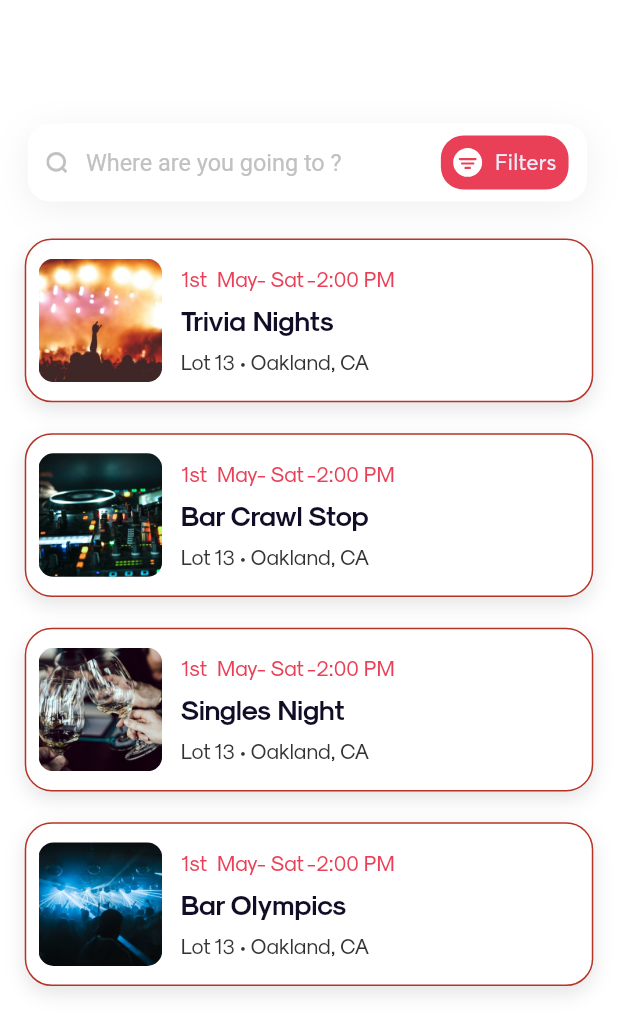
After one commit to aliatherpeprix/Sauftrag-Social, a Flutter app: the Search screen opened directly, on a phone screen of 412 x 824 dp. The commit adds this screen. Shown: the top 1033 px of the screen. Run offline on Flutter 3.47's test engine with Material 2 defaults, Android fonts, the phone set to English and light mode, and no system bars; our stand-ins replace curved_navigation_bar, date_picker_timeline, dotted_border, flutter_svg, get_it, google_maps_flutter and 9 more; missing offline and left inert: dart:ffi, shrink_sidemenu; accounts and stored records are empty.

Commit message:
Friday 11/19/2021

```diff
--- a/lib/main.dart
+++ b/lib/main.dart
@@ -2,12 +2,15 @@ import 'package:flutter/material.dart';
 import 'package:sauftrag/utils/screen_utils.dart';
 import 'package:sauftrag/utils/size_config.dart';
 import 'package:sauftrag/viewModels/navigation_view_model.dart';
+import 'package:sauftrag/views/Auth/login.dart';
 
 import 'package:sauftrag/views/Auth/media.dart';
+import 'package:sauftrag/views/Auth/signup.dart';
 import 'package:sauftrag/views/Home/main_view.dart';
 import 'package:sauftrag/views/Home/match.dart';
 import 'package:sauftrag/views/Home/profile.dart';
 import 'package:sauftrag/views/Home/swipe.dart';
+import 'package:sauftrag/views/MapSearch/search.dart';
 
 import 'app/locator.dart';
 
@@ -45,7 +48,7 @@ class _MyAppState extends State<MyApp> {
             SizeConfig().init(constraints, orientation);
             //var prefService = locator<PrefrencesViewModel>();
             //return MainView(index: 2);
-            return Media();
+            return Login();
           },
         );
       },
--- a/lib/utils/color_utils.dart
+++ b/lib/utils/color_utils.dart
@@ -11,6 +11,9 @@ class ColorUtils{
   static Color icon_color = Color (0xFFC1C1C1);
   static Color yellow_color = Color (0xFFF7E36D);
   static Color red_color = Color (0xFFB63327);
+  static Color blackText = Color (0xFF120D26);
+  static Color shadowColor = Color (0xFF606470);
+  static Color filterText = Color (0xFFECEBFC);
 
   static Color startGradient = Color(0xFF00DCDC);
   static Color endGradient = Color(0xFF00ADEE);
--- a/lib/utils/font_utils.dart
+++ b/lib/utils/font_utils.dart
@@ -3,4 +3,5 @@ class FontUtils{
   static String modernistBold = "modernistBold";
   static String modernistMono = "modernistMono";
   static String modernistRegular = "modernistRegular";
+  static String avertaDemo = "avertaDemoRegular";
 }
--- a/lib/utils/image_utils.dart
+++ b/lib/utils/image_utils.dart
@@ -44,6 +44,12 @@ class ImageUtils {
   static String matchBgPng = "assets/match_bg.png";
   static String boy = "assets/boy.png";
   static String girl = "assets/girl.png";
+  static String searchIcon = "assets/searchIcon.svg";
+  static String place1 = "assets/place1.png";
+  static String place2 = "assets/place2.png";
+  static String place3 = "assets/place3.png";
+  static String place4 = "assets/place4.png";
+  static String filterIcon = "assets/filterIcon.svg";
   // static String girl1 = "assets/girl_1.png";
   // static String girl2 = "assets/girl_2.png";
   // static String girl3 = "assets/girl_3.png";
--- a/lib/viewModels/main_view_model.dart
+++ b/lib/viewModels/main_view_model.dart
@@ -1,4 +1,7 @@
+import 'dart:async';
+
 import 'package:flutter/material.dart';
+import 'package:google_maps_flutter/google_maps_flutter.dart';
 import 'package:sauftrag/utils/image_utils.dart';
 import 'package:shared_preferences/shared_preferences.dart';
 import 'package:shrink_sidemenu/shrink_sidemenu.dart';
@@ -9,8 +12,10 @@ import '../main.dart';
 class MainViewModel extends BaseViewModel{
 
   final GlobalKey<SideMenuState> sideMenuKey = GlobalKey<SideMenuState>();
+  Completer<GoogleMapController> controller = Completer();
   var navigationService = navigationViewModel;
   late SharedPreferences prefs;
+  List<Marker> markers = <Marker>[];
 
   int drinkMotivationValue = 1;
   String drinkMotivationValueStr = "Drink light";
@@ -25,6 +30,23 @@ class MainViewModel extends BaseViewModel{
   List<int> drinkIndexList = [];
 
   List<String> interestList = ["White Wine", "Hard Seltzer", "Whiskey", "Club 1", "Club 2", "Goldstrand"];
+
+  addMarkers(){
+    markers.add(
+        Marker(
+            markerId: MarkerId('SomeId'),
+            position: LatLng(24.8169,67.1118),
+            infoWindow: InfoWindow(
+                title: 'The title of the marker'
+            )
+        )
+    );
+  }
+
+  CameraPosition kGooglePlex = CameraPosition(
+    target: LatLng(24.8169, 67.1118),
+    zoom: 14.4746,
+  );
 
   void addRemoveDrink(int index){
 
--- a/lib/viewModels/navigation_view_model.dart
+++ b/lib/viewModels/navigation_view_model.dart
@@ -9,6 +9,7 @@ import 'package:sauftrag/views/Auth/terms.dart';
 import 'package:sauftrag/views/Home/main_view.dart';
 import 'package:sauftrag/views/Home/match.dart';
 import 'package:sauftrag/views/Home/profile.dart';
+import 'package:sauftrag/views/MapSearch/map_screen.dart';
 import 'package:stacked/stacked.dart';
 
 class NavigationViewModel extends BaseViewModel{
@@ -37,6 +38,10 @@ class NavigationViewModel extends BaseViewModel{
 
   void navigateToHomeScreen(int index){
     navigationKey.currentState!.pushAndRemoveUntil(PageTransition(child: MainView(index: index), type: PageTransitionType.rightToLeftWithFade),(Route<dynamic> route) => false);
+  }
+
+  void navigateToMapScreen(int index){
+    navigationKey.currentState!.pushAndRemoveUntil(PageTransition(child: MainView(index: 3), type: PageTransitionType.rightToLeftWithFade),(Route<dynamic> route) => false);
   }
 
   void navigateToProfileScreen(List<String> images){
--- /dev/null
+++ b/lib/views/MapSearch/search.dart
@@ -0,0 +1,249 @@
+import 'package:flutter/material.dart';
+import 'package:flutter_svg/flutter_svg.dart';
+import 'package:sauftrag/app/locator.dart';
+import 'package:sauftrag/utils/color_utils.dart';
+import 'package:sauftrag/utils/dimensions.dart';
+import 'package:sauftrag/utils/extensions.dart';
+import 'package:sauftrag/utils/font_utils.dart';
+import 'package:sauftrag/utils/image_utils.dart';
+import 'package:sauftrag/utils/size_config.dart';
+import 'package:sauftrag/viewModels/main_view_model.dart';
+import 'package:stacked/stacked.dart';
+
+class Search extends StatefulWidget {
+  const Search({Key? key}) : super(key: key);
+
+  @override
+  _SearchState createState() => _SearchState();
+}
+
+class _SearchState extends State<Search> {
+
+  List places = [
+    {
+      'image': ImageUtils.place1,
+      'eventName': 'Trivia Nights',
+      'date': '1st  May- Sat -2:00 PM',
+      'location': 'Lot 13 • Oakland, CA',
+    },
+    {
+      'image': ImageUtils.place2,
+      'eventName': 'Bar Crawl Stop',
+      'date': '1st  May- Sat -2:00 PM',
+      'location': 'Lot 13 • Oakland, CA',
+    },
+    {
+      'image': ImageUtils.place3,
+      'eventName': 'Singles Night',
+      'date': '1st  May- Sat -2:00 PM',
+      'location': 'Lot 13 • Oakland, CA',
+    },
+    {
+      'image': ImageUtils.place4,
+      'eventName': 'Bar Olympics',
+      'date': '1st  May- Sat -2:00 PM',
+      'location': 'Lot 13 • Oakland, CA',
+    },
+  ];
+
+  @override
+  Widget build(BuildContext context) {
+    return ViewModelBuilder<MainViewModel>.reactive(
+      viewModelBuilder: () => locator<MainViewModel>(),
+      disposeViewModel: false,
+        builder: (context, model, child) {
+          return SafeArea(
+            top: false,
+            bottom: false,
+            child: Scaffold(
+              backgroundColor: Colors.white,
+              body: Container(
+                child: Column(
+                  children: [
+                    SizedBox(height: Dimensions.topMargin),
+                    Container(
+                      //width: 200.0,
+                      margin: EdgeInsets.only(
+                          left: SizeConfig.widthMultiplier * 4.5,
+                          right: SizeConfig.widthMultiplier * 5,
+                          top: SizeConfig.heightMultiplier * 3),
+                      decoration: BoxDecoration(
+                        boxShadow: [
+                          BoxShadow(
+                            color: ColorUtils.shadowColor.withOpacity(0.1),
+                            spreadRadius: 0,
+                            blurRadius: 20,
+                            offset: Offset(0, 5), // changes position of shadow
+                          ),
+                        ],
+                        color: ColorUtils.white,
+                        borderRadius: BorderRadius.all(
+                          Radius.circular(15.0),
+                        ),
+                      ),
+                      child: Container(
+                        //color: Colors.amber,
+                        margin:
+                        EdgeInsets.symmetric(horizontal: SizeConfig.widthMultiplier * 3,),
+                        child: Row(
+                          children: [
+                            Container(
+                              child: SvgPicture.asset(ImageUtils.searchIcon),
+                            ),
+                            Expanded(
+                              child: Container(
+                                margin: EdgeInsets.only(
+                                    left: SizeConfig.widthMultiplier * 3,
+                                    right: SizeConfig.widthMultiplier * 3),
+                                child: TextField(
+                                  onTap: () {},
+                                  enabled: true,
+                                  //readOnly: true,
+                                  //focusNode: model.searchFocus,
+                                  //controller: model.searchController,
+                                  decoration: InputDecoration(
+                                    hintText: "Where are you going to ?",
+                                    hintStyle: TextStyle(
+                                      //fontFamily: FontUtils.proximaNovaRegular,
+                                      color: ColorUtils.icon_color,
+                                      fontSize: SizeConfig.textMultiplier * 1.9,
+                                    ),
+                                    border: InputBorder.none,
+                                    isDense: true,
+                                    contentPadding: EdgeInsets.symmetric(
+                                        vertical: SizeConfig.heightMultiplier * 2),
+                                  ),
+                                ),
+                              ),
+                            ),
+                            Container(
+                              decoration: BoxDecoration(
+                                color: ColorUtils.text_red,
+                                borderRadius: BorderRadius.all(Radius.circular(15)),
+                              ),
+                              child: Row(
+                                children: [
+                                  Container(
+                                    decoration: BoxDecoration(
+                                        shape: BoxShape.circle
+                                    ),
+                                    child: Padding(
+                                      padding: const EdgeInsets.all(8.0),
+                                      child: SvgPicture.asset(ImageUtils.filterIcon),
+                                    ),
+                                  ),
+                                  Text("Filters",
+                                    style: TextStyle(
+                                        fontFamily: FontUtils.avertaDemo,
+                                        fontSize: 1.8.t,
+                                        color: ColorUtils.filterText
+                                    ),
+                                  ),
+                                  SizedBox(width: 2.w,),
+                                ],
+                              ),
+                            ),
+                            // Text(searchHere,
+                            //   style: TextStyle(
+                            //     fontFamily: FontUtils.gibsonRegular,
+                            //     fontWeight: FontWeight.w400,
+                            //     fontSize: SizeConfig.textMultiplier * 1.8,
+                            //     color: ColorUtils.searchFieldText,
+                            //   ),
+                            // ),
+                          ],
+                        ),
+                      ),
+                    ),
+                    SizedBox(height: SizeConfig.heightMultiplier * 3,),
+                    Expanded(
+                      child: ListView.separated(
+                        scrollDirection: Axis.vertical,
+                        physics: const AlwaysScrollableScrollPhysics(),
+                        shrinkWrap: true,
+                        itemBuilder: (context, index) {
+                          return Padding(
+                            padding: EdgeInsets.symmetric(horizontal:SizeConfig.widthMultiplier * 4,),
+                            child: Container(
+                              decoration: BoxDecoration(
+                                boxShadow: [
+                                  BoxShadow(
+                                    color: ColorUtils.black.withOpacity(0.1),
+                                    spreadRadius: 0,
+                                    blurRadius: 10,
+                                    offset: Offset(0, 5), // changes position of shadow
+                                  ),
+                                ],
+                                color: Colors.white,
+                                borderRadius: BorderRadius.all(Radius.circular(18)),
+                                border: Border.all(color: ColorUtils.red_color),
+                              ),
+                              child: Column(
+                                mainAxisSize: MainAxisSize.min,
+                                crossAxisAlignment: CrossAxisAlignment.start,
+                                children: [
+                                  Padding(
+                                    padding: EdgeInsets.symmetric(horizontal: 2.w,vertical: 1.5.h),
+                                    child: Row(
+                                      children: [
+                                        ClipRRect(
+                                          borderRadius: BorderRadius.circular(10),
+                                          child: Image.asset(places[index]["image"],
+                                            width: 20.i,
+                                            height: 20.i,
+                                            fit: BoxFit.cover,
+                                          ),
+                                        ),
+                                        SizedBox(width: 3.w,),
+                                        Column(
+                                          crossAxisAlignment: CrossAxisAlignment.start,
+                                          children: [
+                                            Text(places[index]["date"],
+                                              style: TextStyle(
+                                                  fontFamily: FontUtils.modernistRegular,
+                                                  fontSize: 1.7.t,
+                                                  color: ColorUtils.text_red
+                                              ),
+                                            ),
+                                            SizedBox(height: 1.h,),
+                                            Text(places[index]["eventName"],
+                                              style: TextStyle(
+                                                  fontFamily: FontUtils.modernistBold,
+                                                  fontSize: 2.2.t,
+                                                  color: ColorUtils.blackText
+                                              ),
+                                            ),
+                                            SizedBox(height: 1.h,),
+                                            Text(places[index]["location"],
+                                              style: TextStyle(
+                                                  fontFamily: FontUtils.modernistRegular,
+                                                  fontSize: 1.7.t,
+                                                  color: ColorUtils.text_dark
+                                              ),
+                                            ),
+                                          ],
+                                        ),
+                                      ],
+                                    ),
+                                  ),
+                                ],
+                              ),
+                            ),
+                          );
+                        },
+                        separatorBuilder: (context, index) {
+                          return SizedBox(height:  SizeConfig.heightMultiplier * 2.5,);
+                        },
+                        itemCount: places.length,
+                      ),
+                    ),
+                    SizedBox(height: 6.h,)
+                  ],
+                ),
+              ),
+            ),
+          );
+        },
+    );
+  }
+}
```
Also changed, not shown: lib/views/Home/main_view.dart (+9 -5 lines), lib/views/MapSearch/map_screen.dart (added, +273 -0 lines), pubspec.yaml (+5 -2 lines), assets/filterIcon.svg (added), assets/fonts/AvertaDemo-Regular.otf (added), assets/fonts/AvertaStd-Bold.ttf (added), assets/fonts/AvertaStd-Semibold.ttf (added), assets/fonts/Inter-Regular.ttf (added), assets/place1.png (added), assets/place2.png (added), assets/place3.png (added), assets/place4.png (added), assets/searchIcon.svg (added), pubspec.lock, 3 other files.
